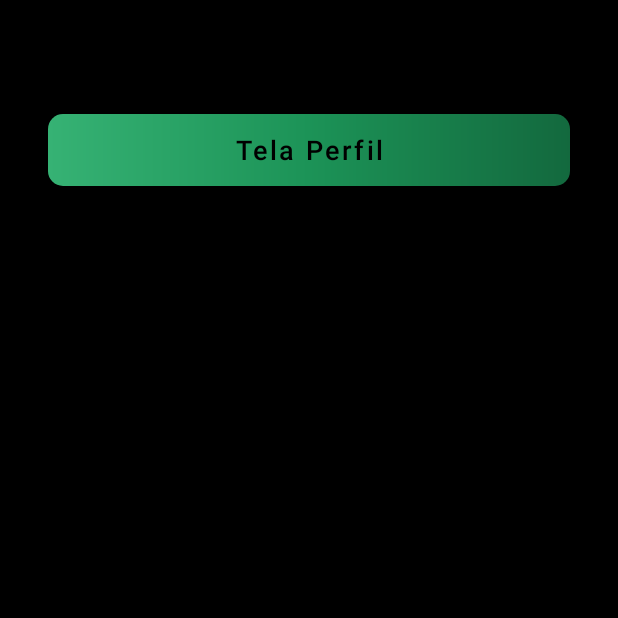
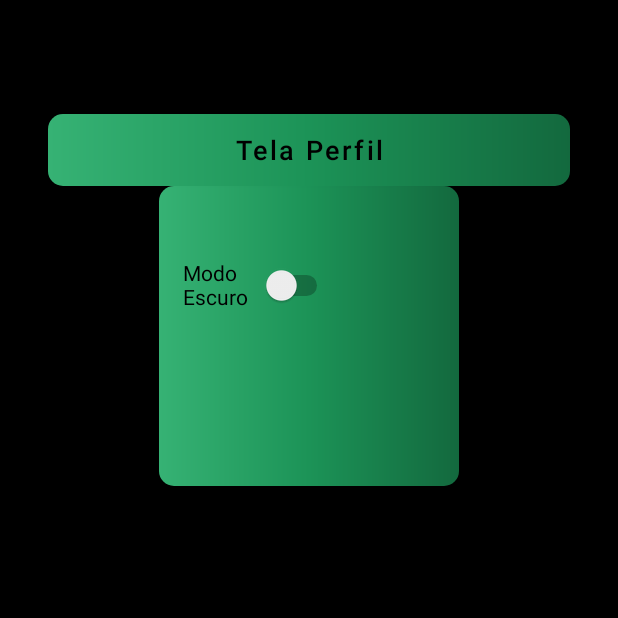
Before and after one commit to Mazzuc/Lionnez, an Android app: the screen it shows after launch (MainActivity), on a phone screen of 412 x 824 dp, the top half of it. Run offline under Robolectric (Android 15) with nearby library versions, the phone set to English and light mode, and no system bars.

Commit message:
Atualização - Modo Claro

```diff
--- a/Programa/app/src/main/java/com/example/cad_login_fb/LoginActivity.java
+++ b/Programa/app/src/main/java/com/example/cad_login_fb/LoginActivity.java
@@ -32,7 +32,7 @@ public class LoginActivity extends AppCompatActivity {
         });
 
         binding.textrecuperarconta.setOnClickListener(v ->
-                startActivity(new Intent(this, RecuperarContaActivity.class)));
+                startActivity(new Intent(this, MainActivity.class)));
 
         binding.btnCriarConta.setOnClickListener(v -> ValidaDados());
     }
--- a/Programa/app/src/main/java/com/example/cad_login_fb/MainActivity.java
+++ b/Programa/app/src/main/java/com/example/cad_login_fb/MainActivity.java
@@ -6,20 +6,42 @@ import android.content.Intent;
 import android.os.Bundle;
 import android.view.View;
 
+import android.os.Bundle;
+import android.view.View;
+import android.widget.Switch;
+import androidx.appcompat.app.AppCompatActivity;
+import androidx.appcompat.app.AppCompatDelegate;
+
 public class MainActivity extends AppCompatActivity {
+    private Switch switchDarkMode;
 
     @Override
     protected void onCreate(Bundle savedInstanceState) {
         super.onCreate(savedInstanceState);
         setContentView(R.layout.activity_main);
 
-        View btnteste;
+     /*   View btnteste;
         btnteste = findViewById(R.id.btnteste);
 
         btnteste.setOnClickListener(view -> {
 
             Intent intent = new Intent(MainActivity.this, TelaPerfilActivity.class);
             startActivity(intent);
+        });*/
+
+        switchDarkMode = findViewById(R.id.switch_dark_mode);
+
+        // Defina o estado inicial do Switch com base no tema atual
+        switchDarkMode.setChecked(AppCompatDelegate.getDefaultNightMode() == AppCompatDelegate.MODE_NIGHT_YES);
+
+        switchDarkMode.setOnCheckedChangeListener((buttonView, isChecked) -> {
+            // Altere o tema do aplicativo com base no estado do Switch
+            if (isChecked) {
+                AppCompatDelegate.setDefaultNightMode(AppCompatDelegate.MODE_NIGHT_YES);
+            } else {
+                AppCompatDelegate.setDefaultNightMode(AppCompatDelegate.MODE_NIGHT_NO);
+            }
+            recreate(); // Reconstrua a atividade para aplicar o novo tema
         });
     }
 }
--- a/Programa/app/src/main/res/layout/activity_main.xml
+++ b/Programa/app/src/main/res/layout/activity_main.xml
@@ -24,5 +24,21 @@
         app:layout_constraintStart_toStartOf="parent"
         app:layout_constraintTop_toTopOf="parent" />
 
+    <LinearLayout
+        android:layout_width="200dp"
+        android:layout_height="200dp"
+        android:orientation="vertical"
+        android:padding="16dp"
+        style="@style/BUTTON"
+        app:layout_constraintEnd_toEndOf="parent"
+        app:layout_constraintStart_toStartOf="parent"
+        app:layout_constraintTop_toBottomOf="@+id/btnteste">
+
+        <Switch
+            android:id="@+id/switch_dark_mode"
+            android:layout_width="100dp"
+            android:layout_height="100dp"
+            android:text="Modo Escuro" />
+    </LinearLayout>
 
 </androidx.constraintlayout.widget.ConstraintLayout>
--- a/Programa/app/src/main/res/values-night/themes.xml
+++ b/Programa/app/src/main/res/values-night/themes.xml
@@ -1,6 +1,6 @@
 <resources xmlns:tools="http://schemas.android.com/tools">
     <!-- Base application theme. -->
-    <style name="Theme.Cad_Login_FB" parent="Theme.MaterialComponents.DayNight.DarkActionBar">
+    <style name="Theme.Cad_Login_FB" parent="Theme.MaterialComponents.DayNight.NoActionBar">
         <!-- Primary brand color. -->
         <item name="colorPrimary">@color/verde</item>
         <item name="colorPrimaryVariant">@color/black</item>
--- a/Programa/app/src/main/res/values/colors.xml
+++ b/Programa/app/src/main/res/values/colors.xml
@@ -20,6 +20,8 @@
     <color name="cinza_claro">#9B9B9B</color>
     <color name="cinza_escuro">#0f0f0f</color>
 
+    <color name="cinza_claroo">#9B9B9B</color>
+
     //Home (Cards)
     <color name="cinzacard">#171616</color>
     <color name="branco">#FFFFFF</color>
```
Also changed, not shown: Programa/app/src/main/res/values/styles.xml (+8 -0 lines).
